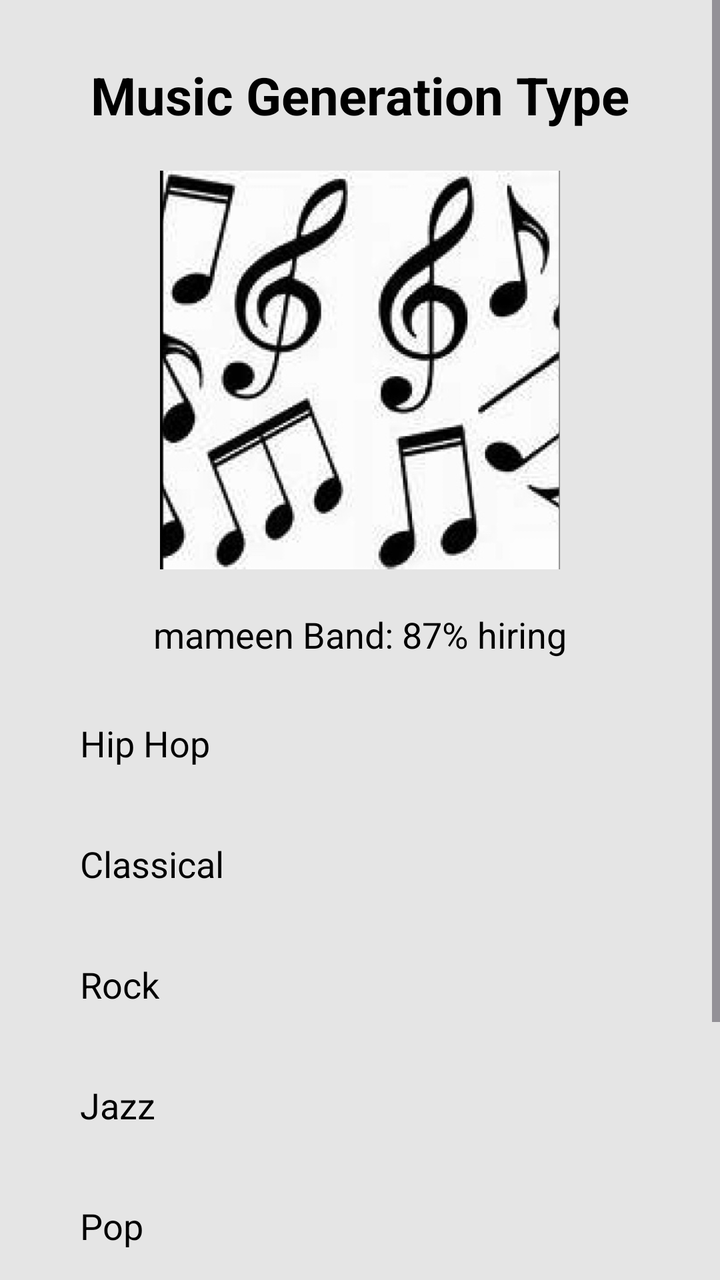
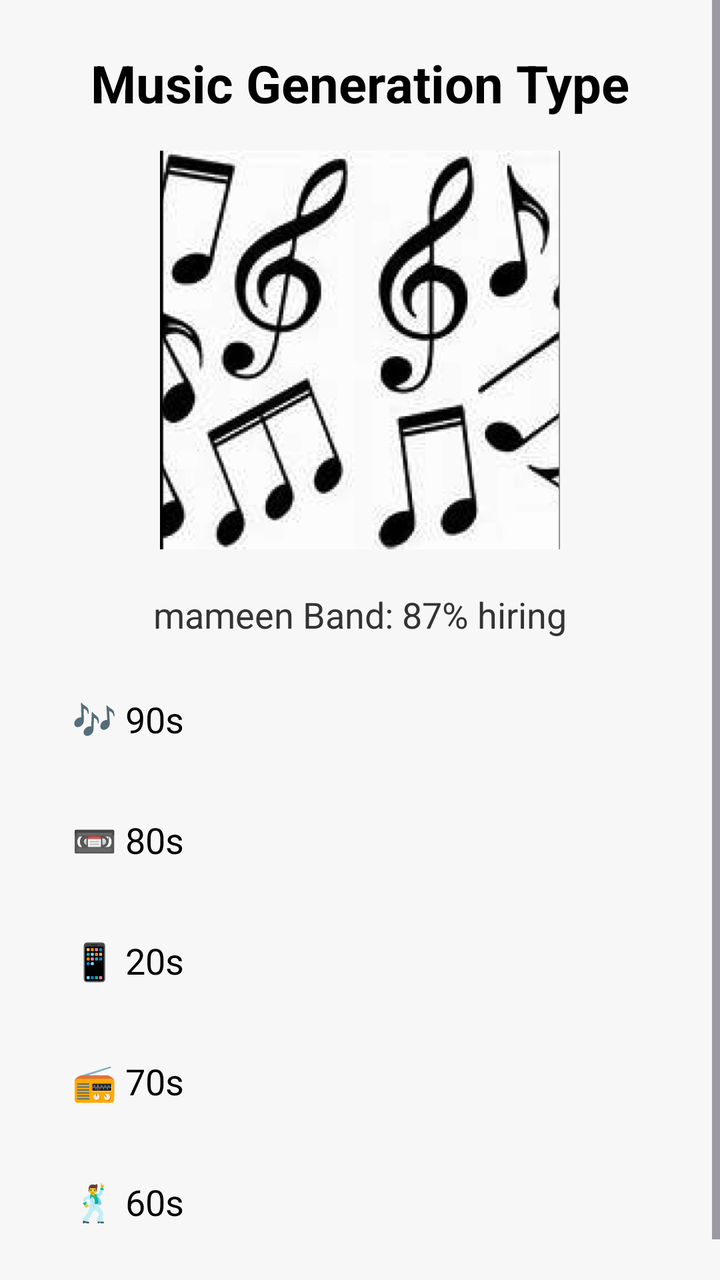

Screens rendered from an Android XML layout before and after an edit, with the pre-edit source and the edit as a unified diff.
<!-- AndroidManifest.xml: application theme Theme.MyApplication -->
<!-- res/layout/activity_music_generation_type.xml -->
<?xml version="1.0" encoding="utf-8"?>
<ScrollView xmlns:android="http://schemas.android.com/apk/res/android"
    android:layout_width="match_parent"
    android:layout_height="match_parent"
    android:background="#E5E5E5">

    <LinearLayout
        android:orientation="vertical"
        android:layout_width="match_parent"
        android:layout_height="wrap_content"
        android:gravity="center"
        android:padding="30dp">

        
        <TextView
            android:layout_width="wrap_content"
            android:layout_height="wrap_content"
            android:text="Music Generation Type"
            android:textColor="#000000"
            android:textSize="26sp"
            android:textStyle="bold"
            android:paddingBottom="20dp"/>

        
        <ImageView
            android:layout_width="200dp"
            android:layout_height="200dp"
            android:src="@drawable/music_generation_type" />

        
        <TextView
            android:layout_width="wrap_content"
            android:layout_height="wrap_content"
            android:text="mameen Band: 87% hiring"
            android:textColor="#000000"
            android:textSize="18sp"
            android:paddingTop="20dp" />

        
        <TextView
            android:id="@+id/textViewGenre2"
            android:layout_width="match_parent"
            android:layout_height="wrap_content"
            android:text="Hip Hop"
            android:textColor="#000000"
            android:textSize="18sp"
            android:layout_marginTop="20dp"
            android:layout_marginBottom="16dp"
            android:clickable="true"
            android:focusable="false"
            android:padding="10dp"
            android:background="?android:attr/selectableItemBackground" />

        
        <TextView
            android:id="@+id/textViewGenre3"
            android:layout_width="match_parent"
            android:layout_height="wrap_content"
            android:text="Classical"
            android:textColor="#000000"
            android:textSize="18sp"
            android:layout_marginBottom="16dp"
            android:clickable="true"
            android:focusable="false"
            android:padding="10dp"
            android:background="?android:attr/selectableItemBackground" />

        
        <TextView
            android:id="@+id/textViewGenre4"
            android:layout_width="match_parent"
            android:layout_height="wrap_content"
            android:text="Rock"
            android:textColor="#000000"
            android:textSize="18sp"
            android:layout_marginBottom="16dp"
            android:clickable="true"
            android:focusable="false"
            android:padding="10dp"
            android:background="?android:attr/selectableItemBackground" />

        
        <TextView
            android:id="@+id/textViewGenre5"
            android:layout_width="match_parent"
            android:layout_height="wrap_content"
            android:text="Jazz"
            android:textColor="#000000"
            android:textSize="18sp"
            android:layout_marginBottom="16dp"
            android:clickable="true"
            android:focusable="false"
            android:padding="10dp"
            android:background="?android:attr/selectableItemBackground" />

        
        <TextView
            android:id="@+id/textViewGenre6"
            android:layout_width="match_parent"
            android:layout_height="wrap_content"
            android:text="Pop"
            android:textColor="#000000"
            android:textSize="18sp"
            android:layout_marginBottom="16dp"
            android:clickable="true"
            android:focusable="false"
            android:padding="10dp"
            android:background="?android:attr/selectableItemBackground" />

        
        <TextView
            android:id="@+id/textViewGenre7"
            android:layout_width="match_parent"
            android:layout_height="wrap_content"
            android:text="EDM"
            android:textColor="#000000"
            android:textSize="18sp"
            android:layout_marginBottom="16dp"
            android:clickable="true"
            android:focusable="false"
            android:padding="10dp"
            android:background="?android:attr/selectableItemBackground" />

        
        <TextView
            android:id="@+id/textViewGenre8"
            android:layout_width="match_parent"
            android:layout_height="wrap_content"
            android:text="Country"
            android:textColor="#000000"
            android:textSize="18sp"
            android:layout_marginBottom="16dp"
            android:clickable="true"
            android:focusable="false"
            android:padding="10dp"
            android:background="?android:attr/selectableItemBackground" />

    </LinearLayout>
</ScrollView>
<!-- resources referenced by this layout -->
<resources>
  <!-- drawable music_generation_type: jpeg bitmap (drawable, 70566 bytes) -->
  <style name="Theme.MyApplication" parent="Base.Theme.MyApplication" />
  <style name="Base.Theme.MyApplication" parent="Theme.Material3.DayNight.NoActionBar">
          
          
      </style>
</resources>

<!-- the commit's change to res/layout/activity_music_generation_type.xml (unified diff, before → after) -->
@@ -2,138 +2,76 @@
 <ScrollView xmlns:android="http://schemas.android.com/apk/res/android"
     android:layout_width="match_parent"
     android:layout_height="match_parent"
-    android:background="#E5E5E5">
+    android:background="#F7F7F7">
 
     <LinearLayout
-        android:orientation="vertical"
         android:layout_width="match_parent"
         android:layout_height="wrap_content"
-        android:gravity="center"
-        android:padding="30dp">
+        android:orientation="vertical"
+        android:padding="24dp"
+        android:gravity="center_horizontal">
 
         
         <TextView
             android:layout_width="wrap_content"
             android:layout_height="wrap_content"
             android:text="Music Generation Type"
-            android:textColor="#000000"
             android:textSize="26sp"
             android:textStyle="bold"
-            android:paddingBottom="20dp"/>
+            android:textColor="#000000"
+            android:paddingBottom="16dp" />
 
         
         <ImageView
             android:layout_width="200dp"
             android:layout_height="200dp"
-            android:src="@drawable/music_generation_type" />
+            android:src="@drawable/music_generation_type"
+            android:contentDescription="Music Generation Image" />
 
         
         <TextView
             android:layout_width="wrap_content"
             android:layout_height="wrap_content"
             android:text="mameen Band: 87% hiring"
-            android:textColor="#000000"
             android:textSize="18sp"
-            android:paddingTop="20dp" />
+            android:textColor="#333333"
+            android:paddingTop="20dp"
+            android:paddingBottom="16dp" />
 
         
         <TextView
-            android:id="@+id/textViewGenre2"
+            android:id="@+id/textViewGen90s"
+            style="@style/GenreItem"
             android:layout_width="match_parent"
             android:layout_height="wrap_content"
-            android:text="Hip Hop"
-            android:textColor="#000000"
-            android:textSize="18sp"
-            android:layout_marginTop="20dp"
-            android:layout_marginBottom="16dp"
-            android:clickable="true"
-            android:focusable="false"
-            android:padding="10dp"
-            android:background="?android:attr/selectableItemBackground" />
+            android:text="🎶 90s" />
 
-        
         <TextView
-            android:id="@+id/textViewGenre3"
+            android:id="@+id/textViewGen80s"
+            style="@style/GenreItem"
             android:layout_width="match_parent"
             android:layout_height="wrap_content"
-            android:text="Classical"
-            android:textColor="#000000"
-            android:textSize="18sp"
-            android:layout_marginBottom="16dp"
-            android:clickable="true"
-            android:focusable="false"
-            android:padding="10dp"
-            android:background="?android:attr/selectableItemBackground" />
+            android:text="📼 80s" />
 
-        
         <TextView
-            android:id="@+id/textViewGenre4"
+            android:id="@+id/textViewGen20s"
+            style="@style/GenreItem"
             android:layout_width="match_parent"
             android:layout_height="wrap_content"
-            android:text="Rock"
-            android:textColor="#000000"
-            android:textSize="18sp"
-            android:layout_marginBottom="16dp"
-            android:clickable="true"
-            android:focusable="false"
-            android:padding="10dp"
-            android:background="?android:attr/selectableItemBackground" />
+            android:text="📱 20s" />
 
-        
         <TextView
-            android:id="@+id/textViewGenre5"
+            android:id="@+id/textViewGen70s"
+            style="@style/GenreItem"
             android:layout_width="match_parent"
             android:layout_height="wrap_content"
-            android:text="Jazz"
-            android:textColor="#000000"
-            android:textSize="18sp"
-            android:layout_marginBottom="16dp"
-            android:clickable="true"
-            android:focusable="false"
-            android:padding="10dp"
-            android:background="?android:attr/selectableItemBackground" />
+            android:text="📻 70s" />
 
-        
         <TextView
-            android:id="@+id/textViewGenre6"
+            android:id="@+id/textViewGen60s"
+            style="@style/GenreItem"
             android:layout_width="match_parent"
             android:layout_height="wrap_content"
-            android:text="Pop"
-            android:textColor="#000000"
-            android:textSize="18sp"
-            android:layout_marginBottom="16dp"
-            android:clickable="true"
-            android:focusable="false"
-            android:padding="10dp"
-            android:background="?android:attr/selectableItemBackground" />
-
-        
-        <TextView
-            android:id="@+id/textViewGenre7"
-            android:layout_width="match_parent"
-            android:layout_height="wrap_content"
-            android:text="EDM"
-            android:textColor="#000000"
-            android:textSize="18sp"
-            android:layout_marginBottom="16dp"
-            android:clickable="true"
-            android:focusable="false"
-            android:padding="10dp"
-            android:background="?android:attr/selectableItemBackground" />
-
-        
-        <TextView
-            android:id="@+id/textViewGenre8"
-            android:layout_width="match_parent"
-            android:layout_height="wrap_content"
-            android:text="Country"
-            android:textColor="#000000"
-            android:textSize="18sp"
-            android:layout_marginBottom="16dp"
-            android:clickable="true"
-            android:focusable="false"
-            android:padding="10dp"
-            android:background="?android:attr/selectableItemBackground" />
-
+            android:text="🕺 60s" />
     </LinearLayout>
 </ScrollView>
<!-- resource entries referenced after the edit -->
@@ -1,6 +1,15 @@
 <!-- resources referenced by this layout -->
 <resources>
   <!-- drawable music_generation_type: jpeg bitmap (drawable, 70566 bytes) -->
+  <style name="GenreItem" parent="TextAppearance.AppCompat.Medium">
+          <item name="android:textColor">#000000</item>
+          <item name="android:textSize">18sp</item>
+          <item name="android:padding">12dp</item>
+          <item name="android:layout_marginBottom">12dp</item>
+          <item name="android:background">?android:attr/selectableItemBackground</item>
+          <item name="android:clickable">true</item>
+          <item name="android:focusable">true</item>
+      </style>
   <style name="Theme.MyApplication" parent="Base.Theme.MyApplication" />
   <style name="Base.Theme.MyApplication" parent="Theme.Material3.DayNight.NoActionBar">
           
